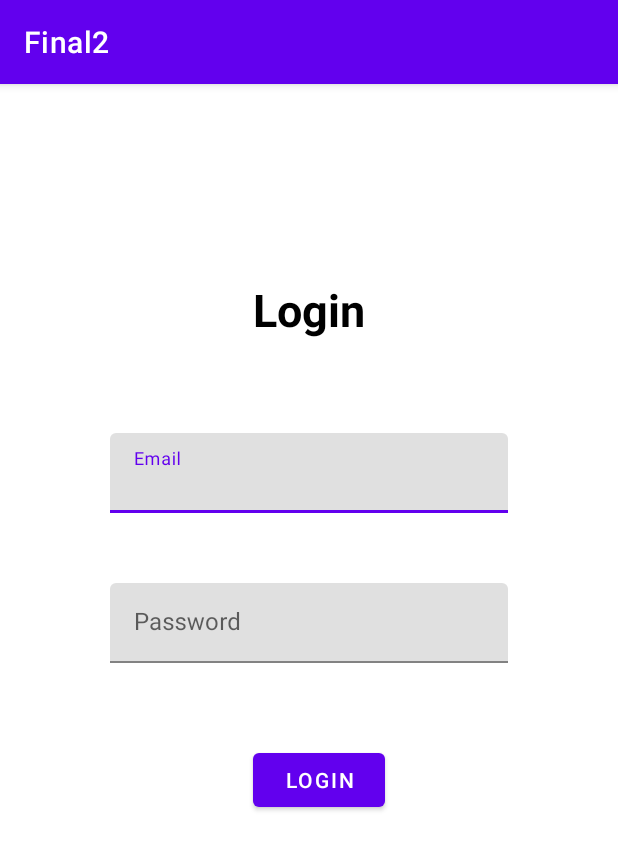
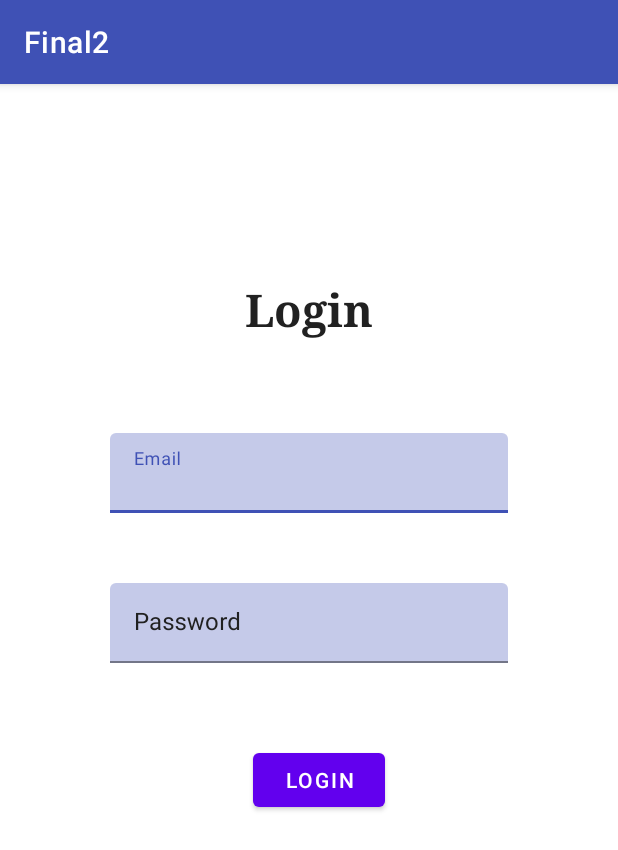
Before and after one commit to Preethik06/Final2, an Android app: the screen it shows after launch (Login), on a phone screen of 412 x 824 dp. Shown: the top 850 px of the screen. Run offline under Robolectric (Android 15) with nearby library versions, the phone set to English and light mode, and no system bars; our stand-ins replace Firebase (no records; nobody signed in at launch, a user with empty details on screens opened directly).

Commit message:
Colors and Fonts

```diff
--- a/app/src/main/res/layout/activity_login.xml
+++ b/app/src/main/res/layout/activity_login.xml
@@ -11,11 +11,12 @@
         android:id="@+id/textView3"
         android:layout_width="wrap_content"
         android:layout_height="wrap_content"
+        android:fontFamily="serif"
         android:gravity="center"
         android:text="Login"
+        android:textColor="@color/black"
         android:textSize="30sp"
         android:textStyle="bold"
-        android:textColor="#000000"
         app:layout_constraintBottom_toTopOf="@+id/textInputLayout"
         app:layout_constraintEnd_toEndOf="parent"
         app:layout_constraintStart_toStartOf="parent"
@@ -27,6 +28,7 @@
         android:id="@+id/textInputLayout"
         android:layout_width="265dp"
         android:layout_height="53dp"
+        android:textColorHint="@color/black"
         android:layout_marginBottom="250dp"
         app:layout_constraintBottom_toBottomOf="parent"
         app:layout_constraintEnd_toEndOf="parent"
@@ -37,6 +39,7 @@
 
         <com.google.android.material.textfield.TextInputEditText
             android:id="@+id/email"
+            android:backgroundTint="@color/teal_200"
             android:layout_width="match_parent"
             android:layout_height="wrap_content"
             android:hint="Email" />
@@ -46,6 +49,7 @@
     <com.google.android.material.textfield.TextInputLayout
         android:layout_width="265dp"
         android:layout_height="53dp"
+        android:textColorHint="@color/black"
         android:layout_marginBottom="50dp"
         app:layout_constraintBottom_toBottomOf="parent"
         app:layout_constraintEnd_toEndOf="parent"
@@ -56,6 +60,7 @@
 
         <com.google.android.material.textfield.TextInputEditText
             android:id="@+id/password"
+            android:backgroundTint="@color/teal_200"
             android:layout_width="match_parent"
             android:layout_height="wrap_content"
             android:hint="Password" />
--- a/app/src/main/res/values/colors.xml
+++ b/app/src/main/res/values/colors.xml
@@ -1,10 +1,11 @@
 <?xml version="1.0" encoding="utf-8"?>
 <resources>
-    <color name="purple_200">#FFBB86FC</color>
-    <color name="purple_500">#FF6200EE</color>
-    <color name="purple_700">#FF3700B3</color>
-    <color name="teal_200">#FF03DAC5</color>
-    <color name="teal_700">#FF018786</color>
-    <color name="black">#FF000000</color>
-    <color name="white">#FFFFFFFF</color>
+    <color name="purple_700">#303F9F</color> //Dark Primary Color
+    <color name="purple_500">#3F51B5</color> //Primary Color
+    <color name="teal_200">#C5CAE9</color> //Light Primary Color
+    <color name="purple_200">#7C4DFF</color> //Accent Color
+    <color name="black">#212121</color> //Primary Text Color
+    <color name="teal_700">#757575</color> //Secondary Text Color
+    <color name="white">#FFFFFFFF</color> //Text/Icon
+    <color name="divider">#BDBDBD</color> //Divider
 </resources>
```
